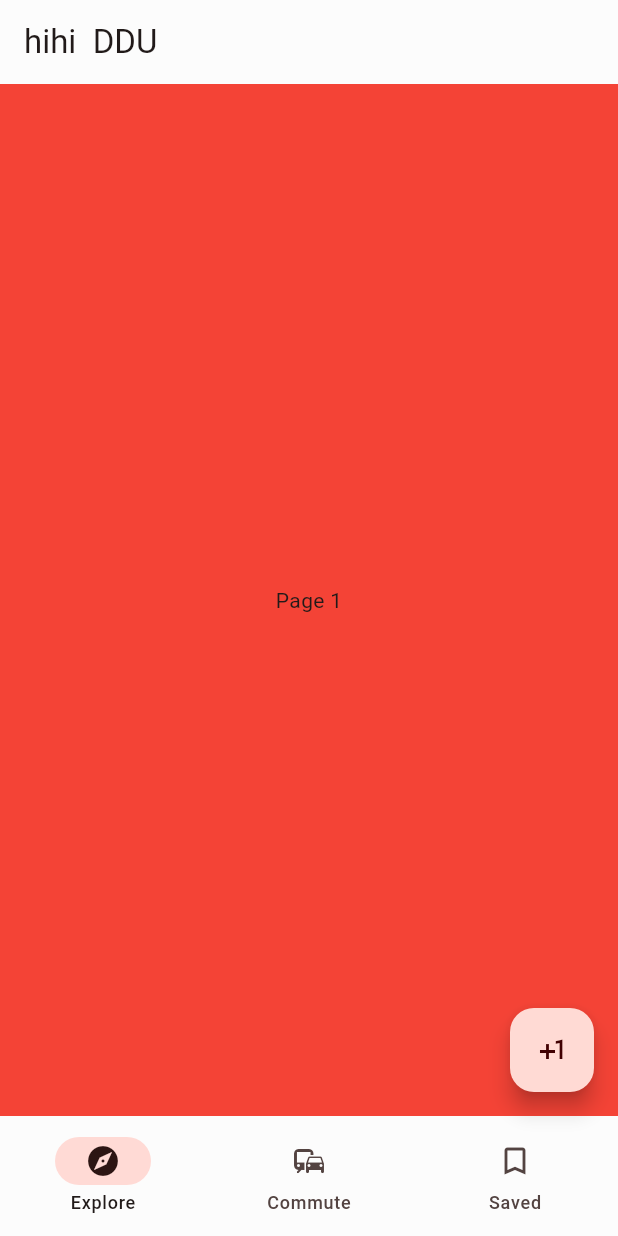
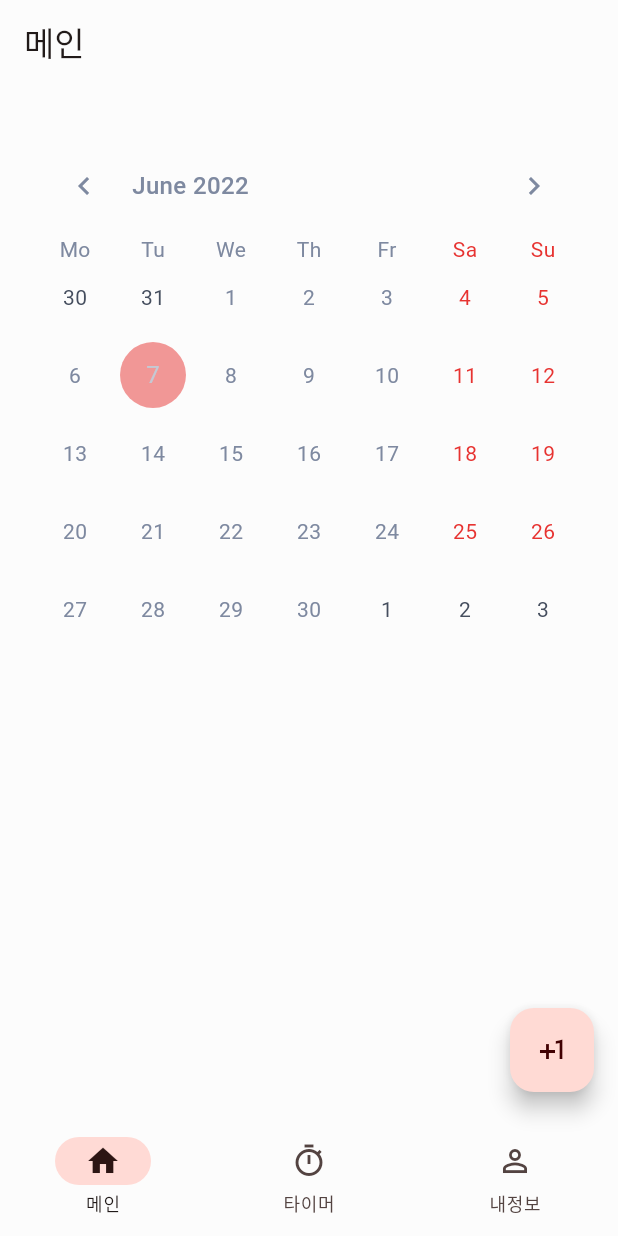
Before and after one commit to junddao/my_workout_diary_app, a Flutter app: the screen it shows after launch, after a tap on "Guest로 둘러보기", on a phone screen of 412 x 824 dp. Run offline on Flutter 3.47's test engine with Material 2 defaults, Android fonts, the phone set to English and light mode, and no system bars; drawn by our look-alikes of table_calendar; our stand-ins replace device_info_plus, dio, font_awesome_flutter, logger, package_info_plus, shared_preferences.

Commit message:
:art: dev pages

```diff
--- /dev/null
+++ b/lib/global/components/ds_calendar.dart
@@ -0,0 +1,250 @@
+import 'dart:io';
+
+import 'package:intl/intl.dart';
+import 'package:my_workout_diary_app/global/style/ds_colors.dart';
+import 'package:table_calendar/table_calendar.dart';
+import 'package:flutter/material.dart';
+
+class DUCalendar extends StatelessWidget {
+  DUCalendar.button({
+    required this.onDaySelected,
+    this.initialDays,
+    this.singleSelect = true,
+    this.calendarFormat = CalendarFormat.month,
+  }) : _widget = _DUButtonCalendar(
+          onDaySelected: onDaySelected,
+          selectedDays: ValueNotifier<List<DateTime>>(initialDays ?? []),
+          singleSelect: singleSelect,
+          calendarFormat: calendarFormat,
+        );
+  DUCalendar({
+    Key? key,
+    required this.onDaySelected,
+    this.initialDays,
+    this.singleSelect = true,
+    this.calendarFormat = CalendarFormat.month,
+  }) : _widget = _DUCalendar(
+          onDaySelected: onDaySelected,
+          selectedDays: ValueNotifier<List<DateTime>>(initialDays ?? []),
+          singleSelect: singleSelect,
+          calendarFormat: calendarFormat,
+        );
+
+  late void Function(List<DateTime> selected) onDaySelected;
+  late void Function(List<DateTime> selected) onSelected;
+  List<DateTime>? initialDays;
+  final bool singleSelect;
+  CalendarFormat calendarFormat = CalendarFormat.month;
+  late Widget _widget;
+  @override
+  Widget build(BuildContext context) {
+    return _widget;
+  }
+}
+
+class _DUButtonCalendar extends StatelessWidget {
+  _DUButtonCalendar({
+    Key? key,
+    required this.onDaySelected,
+    required this.selectedDays,
+    this.singleSelect = true,
+    this.calendarFormat = CalendarFormat.month,
+  }) : super(key: key);
+
+  final bool singleSelect;
+  CalendarFormat calendarFormat;
+  final void Function(List<DateTime> selectedDay) onDaySelected;
+  DateTime _focusedDay = DateTime.now();
+  late ValueNotifier<List<DateTime>> selectedDays;
+  @override
+  Widget build(BuildContext context) {
+    return Container(
+      margin: const EdgeInsets.all(16.0),
+      // padding: const EdgeInsets.symmetric(horizontal: 8.0, vertical: 20.0),
+      color: Colors.transparent,
+      child: Container(
+        margin: const EdgeInsets.all(16.0),
+        padding: const EdgeInsets.symmetric(horizontal: 8.0, vertical: 20.0),
+        color: Colors.transparent,
+        child: ValueListenableBuilder<List<DateTime>?>(
+          valueListenable: selectedDays,
+          builder: (context, value, child) {
+            return Column(
+              children: [
+                Row(
+                  mainAxisAlignment: MainAxisAlignment.spaceBetween,
+                  children: [
+                    TextButton(onPressed: () => Navigator.of(context).pop(), child: Text('취소')),
+                    TextButton(
+                        onPressed: () {
+                          onDaySelected.call(selectedDays.value);
+                          Navigator.of(context).pop();
+                        },
+                        child: Text('확인'))
+                  ],
+                ),
+                _defaultTableCalendar(
+                    value: value,
+                    calendarFormat: calendarFormat,
+                    focusedDay: _focusedDay,
+                    onDaySelected: _onDaySelected)
+              ],
+            );
+          },
+        ),
+      ),
+    );
+  }
+
+  void _onDaySelected(DateTime selectedDay, DateTime focusedDay) {
+    _focusedDay = selectedDay;
+    if (singleSelect) {
+      selectedDays.value.clear();
+      selectedDays.value.add(selectedDay);
+    } else {
+      if (selectedDays.value.contains(selectedDay)) {
+        selectedDays.value.remove(selectedDay);
+      } else {
+        selectedDays.value.add(selectedDay);
+      }
+    }
+
+    selectedDays.notifyListeners();
+  }
+}
+
+class _DUCalendar extends StatelessWidget {
+  _DUCalendar({
+    Key? key,
+    required this.onDaySelected,
+    required this.selectedDays,
+    this.singleSelect = true,
+    this.calendarFormat = CalendarFormat.month,
+  }) : super(key: key);
+
+  final bool singleSelect;
+  CalendarFormat calendarFormat;
+  final void Function(List<DateTime> selectedDay) onDaySelected;
+  DateTime _focusedDay = DateTime.now();
+  late ValueNotifier<List<DateTime>> selectedDays;
+  @override
+  Widget build(BuildContext context) {
+    return Container(
+      margin: const EdgeInsets.all(16.0),
+      padding: const EdgeInsets.symmetric(horizontal: 8.0, vertical: 20.0),
+      color: Colors.transparent,
+      child: ValueListenableBuilder<List<DateTime>?>(
+        valueListenable: selectedDays,
+        builder: (context, value, child) {
+          return _defaultTableCalendar(
+              value: value, calendarFormat: calendarFormat, focusedDay: _focusedDay, onDaySelected: _onDaySelected);
+        },
+      ),
+    );
+  }
+
+  void _onDaySelected(DateTime selectedDay, DateTime focusedDay) {
+    _focusedDay = selectedDay;
+    if (singleSelect) {
+      selectedDays.value.clear();
+      selectedDays.value.add(selectedDay);
+    } else {
+      if (selectedDays.value.contains(selectedDay)) {
+        selectedDays.value.remove(selectedDay);
+      } else {
+        selectedDays.value.add(selectedDay);
+      }
+    }
+
+    selectedDays.notifyListeners();
+    onDaySelected.call(selectedDays.value);
+  }
+}
+
+TableCalendar _defaultTableCalendar(
+    {required List<DateTime>? value,
+    required void Function(DateTime, DateTime)? onDaySelected,
+    required DateTime focusedDay,
+    required CalendarFormat calendarFormat}) {
+  return TableCalendar(
+    selectedDayPredicate: (day) {
+      return value!.contains(day);
+    },
+    onDaySelected: onDaySelected,
+    locale: Platform.localeName.substring(0, 2),
+    firstDay: DateTime(DateTime.now().year, DateTime.now().month - 3, DateTime.now().day),
+    lastDay: DateTime(DateTime.now().year + 1, DateTime.now().month + 3, DateTime.now().day),
+    focusedDay: focusedDay,
+    calendarFormat: calendarFormat,
+    startingDayOfWeek: StartingDayOfWeek.monday,
+    availableGestures: AvailableGestures.none, //disable swipe between days
+    availableCalendarFormats: {
+      calendarFormat: calendarFormat.name,
+    },
+    headerStyle: const HeaderStyle(
+      titleTextStyle: TextStyle(color: DSColors.gray4, fontSize: 16, fontWeight: FontWeight.w500),
+      formatButtonTextStyle: TextStyle(color: DSColors.gray4),
+      leftChevronIcon: Icon(
+        Icons.chevron_left,
+        color: DSColors.gray4,
+      ),
+      rightChevronIcon: Icon(
+        Icons.chevron_right,
+        color: DSColors.gray4,
+      ),
+    ),
+    calendarStyle: const CalendarStyle(
+      defaultTextStyle: TextStyle(color: DSColors.gray4),
+      weekendTextStyle: TextStyle(color: DSColors.tomato),
+      outsideTextStyle: TextStyle(color: DSColors.gray6),
+    ),
+    daysOfWeekStyle: DaysOfWeekStyle(
+      dowTextFormatter: (date, locale) {
+        return locale == 'ko'
+            ? DateFormat.E(locale).format(date).substring(0, 1)
+            : DateFormat.E(locale).format(date).substring(0, 2);
+      },
+      weekdayStyle: const TextStyle(color: DSColors.gray4),
+      weekendStyle: const TextStyle(color: DSColors.tomato),
+    ),
+    headerVisible: true,
+    calendarBuilders: CalendarBuilders(
+      todayBuilder: (context, day, focusedDay) {
+        return Container(
+          decoration: BoxDecoration(
+            color: DSColors.tomato.withOpacity(0.5),
+            shape: BoxShape.circle,
+          ),
+          margin: const EdgeInsets.all(4.0),
+          child: Center(
+            child: Text(
+              '${day.day}',
+              style: TextStyle(
+                fontSize: 16.0,
+                color: DSColors.gray2,
+              ),
+            ),
+          ),
+        );
+      },
+      selectedBuilder: (context, day, _) {
+        return Container(
+          decoration: BoxDecoration(
+            color: DSColors.grapefruit.withOpacity(0.5),
+            shape: BoxShape.circle,
+          ),
+          margin: const EdgeInsets.all(4.0),
+          child: Center(
+            child: Text(
+              '${day.day}',
+              style: TextStyle(
+                fontSize: 16.0,
+                color: DSColors.white,
+              ),
+            ),
+          ),
+        );
+      },
+    ),
+  );
+}
--- a/lib/main.dart
+++ b/lib/main.dart
@@ -1,10 +1,11 @@
 import 'package:flutter/material.dart';
+import 'package:intl/date_symbol_data_local.dart';
 import 'package:my_workout_diary_app/global/style/lib_color_schemes.g.dart';
 import 'package:my_workout_diary_app/page_home.dart';
 import 'package:my_workout_diary_app/route.dart';
 
 void main() {
-  runApp(const MyApp());
+  initializeDateFormatting().then((_) => runApp(const MyApp()));
 }
 
 class MyApp extends StatelessWidget {
--- a/lib/page_tabs.dart
+++ b/lib/page_tabs.dart
@@ -1,6 +1,9 @@
 import 'package:flutter/material.dart';
 import 'package:flutter/src/foundation/key.dart';
 import 'package:flutter/src/widgets/framework.dart';
+import 'package:my_workout_diary_app/pages/02_Main/page_main.dart';
+import 'package:my_workout_diary_app/pages/03_Timer/page_timer.dart';
+import 'package:my_workout_diary_app/pages/04_User/page_user.dart';
 
 class PageTabs extends StatefulWidget {
   const PageTabs({Key? key}) : super(key: key);
@@ -12,7 +15,7 @@ class PageTabs extends StatefulWidget {
 class _PageTabsState extends State<PageTabs> {
   @override
   Widget build(BuildContext context) {
-    return PageTabView();
+    return const PageTabView();
   }
 }
 
@@ -24,58 +27,54 @@ class PageTabView extends StatefulWidget {
 }
 
 class _PageTabViewState extends State<PageTabView> {
-  int currentPageIndex = 0;
+  final List _pages = const [
+    PageMain(),
+    PageTimer(),
+    PageUser(),
+  ];
+
+  int _selectedIndex = 0;
   @override
   Widget build(BuildContext context) {
     return Scaffold(
-      appBar: AppBar(
-        title: Text('hihi  DDU'),
-        centerTitle: false,
-      ),
       floatingActionButton: FloatingActionButton(
         onPressed: () {},
-        child: Icon(Icons.plus_one),
+        child: const Icon(Icons.plus_one),
       ),
-      body: <Widget>[
-        Container(
-          color: Colors.red,
-          alignment: Alignment.center,
-          child: const Text('Page 1'),
-        ),
-        Container(
-          color: Colors.green,
-          alignment: Alignment.center,
-          child: const Text('Page 2'),
-        ),
-        Container(
-          color: Colors.blue,
-          alignment: Alignment.center,
-          child: const Text('Page 3'),
-        ),
-      ][currentPageIndex],
-      bottomNavigationBar: NavigationBar(
+      body: _body(),
+      bottomNavigationBar: _bottomNavigationBar(),
+    );
+  }
+
+  Widget _body() {
+    return _pages[_selectedIndex];
+  }
+
+  Widget _bottomNavigationBar() {
+    return NavigationBar(
       onDestinationSelected: (int index) {
         setState(() {
-            currentPageIndex = index;
+          _selectedIndex = index;
         });
       },
-        selectedIndex: currentPageIndex,
+      selectedIndex: _selectedIndex,
       destinations: const <Widget>[
         NavigationDestination(
-            icon: Icon(Icons.explore),
-            label: 'Explore',
+          selectedIcon: Icon(Icons.home),
+          icon: Icon(Icons.home_outlined),
+          label: '메인',
         ),
         NavigationDestination(
-            icon: Icon(Icons.commute),
-            label: 'Commute',
+          selectedIcon: Icon(Icons.timer),
+          icon: Icon(Icons.timer_outlined),
+          label: '타이머',
         ),
         NavigationDestination(
-            selectedIcon: Icon(Icons.bookmark),
-            icon: Icon(Icons.bookmark_border),
-            label: 'Saved',
+          selectedIcon: Icon(Icons.person),
+          icon: Icon(Icons.person_outline),
+          label: '내정보',
         ),
       ],
-      ),
     );
   }
 }
--- /dev/null
+++ b/lib/pages/02_Main/page_main.dart
@@ -0,0 +1,56 @@
+import 'package:flutter/material.dart';
+import 'package:my_workout_diary_app/global/components/ds_calendar.dart';
+
+class PageMain extends StatefulWidget {
+  const PageMain({Key? key}) : super(key: key);
+
+  @override
+  State<PageMain> createState() => _PageMainState();
+}
+
+class _PageMainState extends State<PageMain> {
+  @override
+  Widget build(BuildContext context) {
+    return const PageMainView();
+  }
+}
+
+class PageMainView extends StatefulWidget {
+  const PageMainView({Key? key}) : super(key: key);
+
+  @override
+  State<PageMainView> createState() => _PageMainViewState();
+}
+
+class _PageMainViewState extends State<PageMainView> {
+  @override
+  Widget build(BuildContext context) {
+    return Scaffold(
+      appBar: _appBar(),
+      body: _body(),
+    );
+  }
+
+  _appBar() {
+    return AppBar(
+      title: const Text('메인'),
+      centerTitle: false,
+      automaticallyImplyLeading: false,
+    );
+  }
+
+  _body() {
+    return SingleChildScrollView(
+      child: Column(
+        children: [
+          DUCalendar(
+            singleSelect: false,
+            onDaySelected: (dateTime) {
+              debugPrint(dateTime.toString());
+            },
+          ),
+        ],
+      ),
+    );
+  }
+}
--- a/pubspec.yaml
+++ b/pubspec.yaml
@@ -38,6 +38,7 @@ dependencies:
   logger: ^1.1.0
   package_info_plus: ^1.4.2
   shared_preferences: ^2.0.15
+  table_calendar: ^3.0.6
 
 dev_dependencies:
   flutter_lints: ^1.0.0
@@ -53,7 +54,7 @@ flutter:
   # the material Icons class.
   uses-material-design: true
   assets:
-    - assets/icons/
+    # - assets/icons/
     - assets/texts/
     - assets/images/
   # To add assets to your application, add an assets section, like this:
```
Also changed, not shown: lib/pages/03_Timer/page_timer.dart (added, +42 -0 lines), lib/pages/04_User/page_user.dart (added, +42 -0 lines), pubspec.lock, 30 other files. Lines whose indentation alone changed are shown as unchanged.
